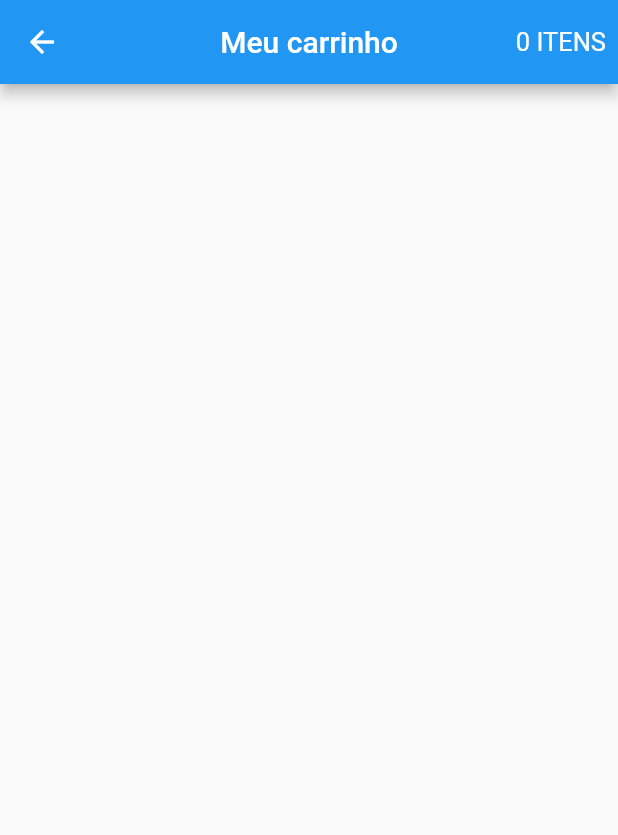
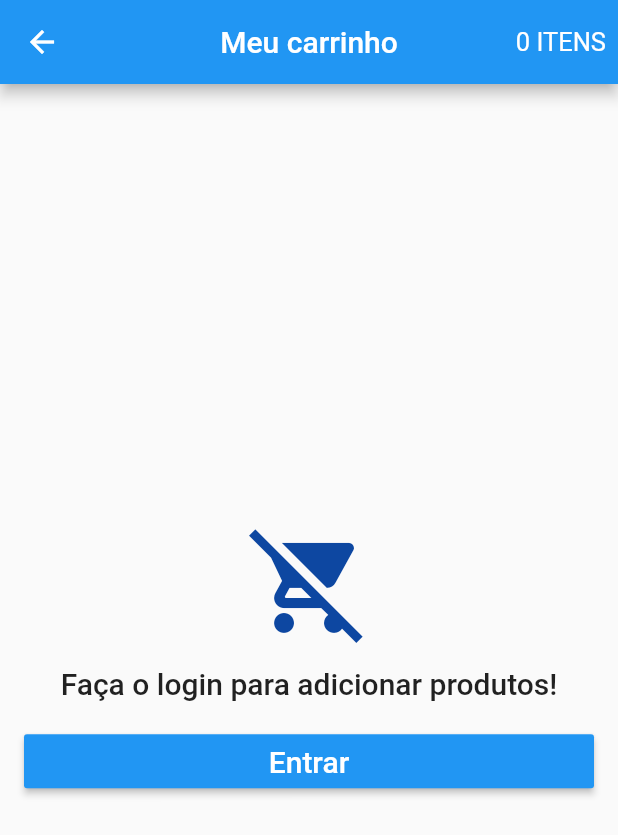
Before and after one commit to LucssCarvalho/ecommerce, a Flutter app: the CartScreen screen opened directly, on a phone screen of 412 x 824 dp. Shown: the top 835 px of the screen. Run offline on Flutter 3.47's test engine with Material 2 defaults, Android fonts, the phone set to English and light mode, and no system bars; our stand-ins replace carousel_pro, cloud_firestore, firebase_auth; missing offline and left inert: dart:ffi; accounts and stored records are empty.

Commit message:
update cart_screen

```diff
--- a/lib/Screens/cart_screen.dart
+++ b/lib/Screens/cart_screen.dart
@@ -1,4 +1,7 @@
+import 'package:ecommerce/Screens/login_screen.dart';
 import 'package:ecommerce/modal/cart_modal.dart';
+import 'package:ecommerce/modal/user_modal.dart';
+import 'package:ecommerce/tiles/cartTile.dart';
 import 'package:flutter/material.dart';
 import 'package:scoped_model/scoped_model.dart';
 
@@ -25,6 +28,81 @@ class CartScreen extends StatelessWidget {
           )
         ],
       ),
+      body: ScopedModelDescendant<CartModel>(
+        builder: (context, child, model) {
+          if (model.isLoading && UserModel.of(context).isLoggedIn()) {
+            return Center(
+              child: CircularProgressIndicator(),
+            );
+          } else if (!UserModel.of(context).isLoggedIn()) {
+            return Container(
+              padding: EdgeInsets.all(16),
+              child: Column(
+                crossAxisAlignment: CrossAxisAlignment.stretch,
+                mainAxisAlignment: MainAxisAlignment.center,
+                children: <Widget>[
+                  Icon(
+                    Icons.remove_shopping_cart,
+                    size: 80,
+                    color: Colors.blue[900],
+                  ),
+                  SizedBox(
+                    height: 16.0,
+                  ),
+                  Text(
+                    'Faça o login para adicionar produtos!',
+                    style: TextStyle(
+                      fontSize: 20,
+                      fontWeight: FontWeight.w500,
+                    ),
+                    textAlign: TextAlign.center,
+                  ),
+                  SizedBox(
+                    height: 16.0,
+                  ),
+                  RaisedButton(
+                    color: Colors.blue,
+                    child: Text(
+                      'Entrar',
+                      style: TextStyle(color: Colors.white, fontSize: 20),
+                    ),
+                    onPressed: () {
+                      Navigator.of(context).push(
+                        MaterialPageRoute(
+                          builder: (context) => LoginScreen(),
+                        ),
+                      );
+                    },
+                  )
+                ],
+              ),
+            );
+          } else if (model.products == null || model.products.length == 0) {
+            return Center(
+              child: Text(
+                'Nenhum produto no carrinho!',
+                style: TextStyle(
+                  fontSize: 20,
+                  fontWeight: FontWeight.w500,
+                ),
+                textAlign: TextAlign.center,
+              ),
+            );
+          } else {
+            return ListView(
+              children: <Widget>[
+                Column(
+                  children: model.products.map(
+                    (product) {
+                      return CartTile(product);
+                    },
+                  ).toList(),
+                ),
+              ],
+            );
+          }
+        },
+      ),
     );
   }
 }
```
